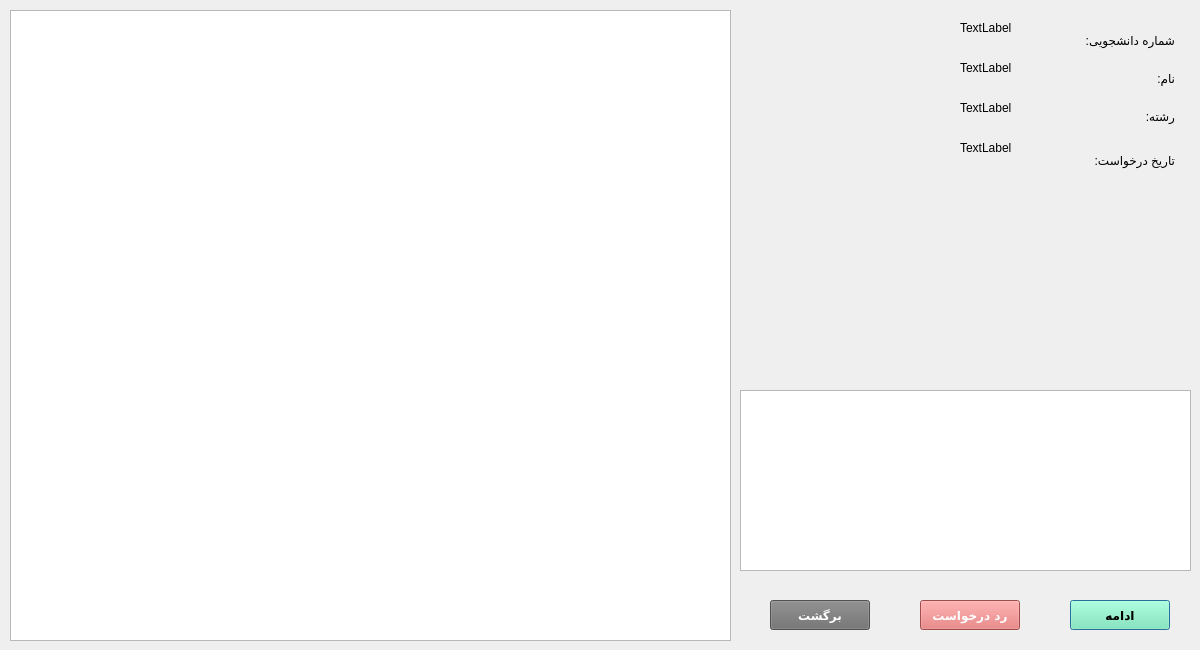
Qt form studentsrequestdialog.ui (AliRn76/Student-Portal) before a commit.
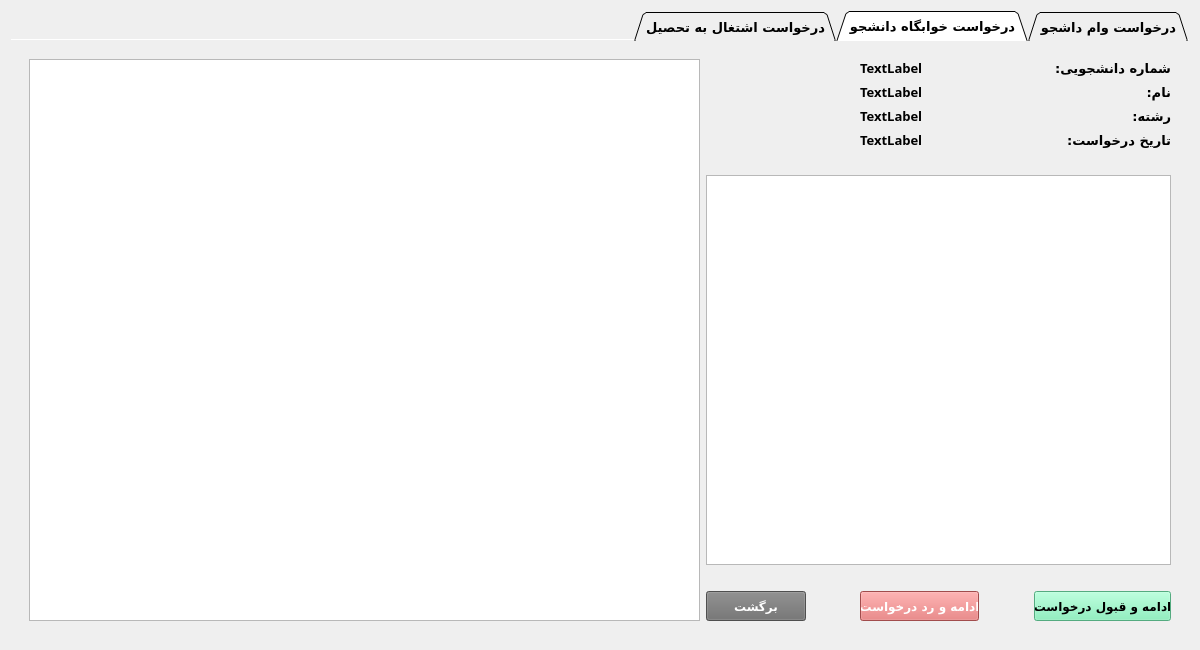
The same form after that commit.

The edit to the form file:
```diff
--- a/studentsrequestdialog.ui
+++ b/studentsrequestdialog.ui
@@ -13,169 +13,229 @@
   <property name="windowTitle">
    <string>Dialog</string>
   </property>
-  <widget class="QPushButton" name="pushButton">
-   <property name="geometry">
-    <rect>
-     <x>1070</x>
-     <y>600</y>
-     <width>100</width>
-     <height>30</height>
-    </rect>
-   </property>
-   <property name="minimumSize">
-    <size>
-     <width>100</width>
-     <height>30</height>
-    </size>
-   </property>
+  <layout class="QGridLayout" name="gridLayout">
+   <item row="0" column="0">
+    <widget class="QTabWidget" name="tabWidget">
    <property name="font">
     <font>
      <family>B Nazanin</family>
-     <pointsize>9</pointsize>
+       <pointsize>10</pointsize>
      <weight>75</weight>
      <bold>true</bold>
     </font>
    </property>
-   <property name="styleSheet">
-    <string notr="true">background-color:rgb(118, 240, 179)</string>
-   </property>
+     <property name="layoutDirection">
+      <enum>Qt::RightToLeft</enum>
+     </property>
+     <property name="tabShape">
+      <enum>QTabWidget::Triangular</enum>
+     </property>
+     <property name="currentIndex">
+      <number>1</number>
+     </property>
+     <property name="documentMode">
+      <bool>true</bool>
+     </property>
+     <widget class="QWidget" name="tab">
+      <attribute name="title">
+       <string>درخواست وام داشجو</string>
+      </attribute>
+      <layout class="QGridLayout" name="gridLayout_2">
+       <item row="0" column="0">
+        <widget class="QStackedWidget" name="stackedWidget_2">
+         <property name="layoutDirection">
+          <enum>Qt::LeftToRight</enum>
+         </property>
+         <widget class="QWidget" name="page_3">
+          <layout class="QGridLayout" name="gridLayout_5">
+           <item row="0" column="0" rowspan="5">
+            <widget class="QTableView" name="tableView_requests">
+             <property name="minimumSize">
+              <size>
+               <width>671</width>
+               <height>0</height>
+              </size>
+             </property>
+            </widget>
+           </item>
+           <item row="0" column="1" colspan="2">
+            <spacer name="horizontalSpacer">
+             <property name="orientation">
+              <enum>Qt::Horizontal</enum>
+             </property>
+             <property name="sizeHint" stdset="0">
+              <size>
+               <width>168</width>
+               <height>20</height>
+              </size>
+             </property>
+            </spacer>
+           </item>
+           <item row="0" column="3">
+            <layout class="QVBoxLayout" name="verticalLayout_2">
+             <item>
+              <widget class="QLabel" name="label_stuCode">
    <property name="text">
-    <string>ادامه</string>
-   </property>
-  </widget>
-  <widget class="QTableView" name="tableView">
-   <property name="geometry">
-    <rect>
-     <x>10</x>
-     <y>10</y>
-     <width>721</width>
-     <height>631</height>
-    </rect>
-   </property>
-  </widget>
-  <widget class="QTextEdit" name="textEdit">
-   <property name="geometry">
-    <rect>
-     <x>740</x>
-     <y>390</y>
-     <width>451</width>
-     <height>181</height>
-    </rect>
-   </property>
-  </widget>
+                <string>TextLabel</string>
+               </property>
+              </widget>
+             </item>
+             <item>
+              <widget class="QLabel" name="label_name">
+               <property name="text">
+                <string>TextLabel</string>
+               </property>
+              </widget>
+             </item>
+             <item>
+              <widget class="QLabel" name="label_field">
+               <property name="text">
+                <string>TextLabel</string>
+               </property>
+              </widget>
+             </item>
+             <item>
+              <widget class="QLabel" name="label_timeOfReq">
+               <property name="text">
+                <string>TextLabel</string>
+               </property>
+              </widget>
+             </item>
+            </layout>
+           </item>
+           <item row="0" column="4" colspan="2">
+            <layout class="QVBoxLayout" name="verticalLayout">
+             <item>
   <widget class="QLabel" name="label">
-   <property name="geometry">
-    <rect>
-     <x>1064</x>
-     <y>30</y>
-     <width>111</width>
-     <height>20</height>
-    </rect>
+               <property name="font">
+                <font>
+                 <family>B Koodak</family>
+                 <pointsize>10</pointsize>
+                 <weight>75</weight>
+                 <bold>true</bold>
+                </font>
    </property>
    <property name="text">
     <string>شماره دانشجویی: </string>
    </property>
   </widget>
-  <widget class="QLabel" name="label_2">
-   <property name="geometry">
-    <rect>
-     <x>960</x>
-     <y>20</y>
-     <width>55</width>
-     <height>16</height>
-    </rect>
-   </property>
-   <property name="text">
-    <string>TextLabel</string>
-   </property>
-  </widget>
+             </item>
+             <item>
   <widget class="QLabel" name="label_3">
-   <property name="geometry">
-    <rect>
-     <x>1120</x>
-     <y>70</y>
-     <width>55</width>
-     <height>16</height>
-    </rect>
+               <property name="font">
+                <font>
+                 <family>B Koodak</family>
+                 <pointsize>10</pointsize>
+                 <weight>75</weight>
+                 <bold>true</bold>
+                </font>
    </property>
    <property name="text">
     <string>نام: </string>
    </property>
   </widget>
-  <widget class="QLabel" name="label_4">
-   <property name="geometry">
-    <rect>
-     <x>960</x>
-     <y>60</y>
-     <width>55</width>
-     <height>16</height>
-    </rect>
-   </property>
-   <property name="text">
-    <string>TextLabel</string>
-   </property>
-  </widget>
+             </item>
+             <item>
   <widget class="QLabel" name="label_5">
-   <property name="geometry">
-    <rect>
-     <x>1120</x>
-     <y>106</y>
-     <width>55</width>
-     <height>20</height>
-    </rect>
+               <property name="font">
+                <font>
+                 <family>B Koodak</family>
+                 <pointsize>10</pointsize>
+                 <weight>75</weight>
+                 <bold>true</bold>
+                </font>
    </property>
    <property name="text">
     <string>رشته: </string>
    </property>
   </widget>
-  <widget class="QLabel" name="label_6">
-   <property name="geometry">
-    <rect>
-     <x>960</x>
-     <y>100</y>
-     <width>55</width>
-     <height>16</height>
-    </rect>
-   </property>
-   <property name="text">
-    <string>TextLabel</string>
-   </property>
-  </widget>
+             </item>
+             <item>
   <widget class="QLabel" name="label_7">
-   <property name="geometry">
-    <rect>
-     <x>1074</x>
-     <y>150</y>
-     <width>101</width>
-     <height>20</height>
-    </rect>
+               <property name="font">
+                <font>
+                 <family>B Koodak</family>
+                 <pointsize>10</pointsize>
+                 <weight>75</weight>
+                 <bold>true</bold>
+                </font>
    </property>
    <property name="text">
     <string>تاریخ درخواست: </string>
    </property>
   </widget>
-  <widget class="QLabel" name="label_8">
-   <property name="geometry">
-    <rect>
-     <x>960</x>
-     <y>140</y>
-     <width>55</width>
-     <height>16</height>
-    </rect>
-   </property>
-   <property name="text">
-    <string>TextLabel</string>
-   </property>
-  </widget>
-  <widget class="QPushButton" name="pushButton_2">
-   <property name="geometry">
-    <rect>
-     <x>920</x>
-     <y>600</y>
+             </item>
+            </layout>
+           </item>
+           <item row="1" column="1" colspan="5">
+            <spacer name="horizontalSpacer_2">
+             <property name="orientation">
+              <enum>Qt::Horizontal</enum>
+             </property>
+             <property name="sizeHint" stdset="0">
+              <size>
+               <width>453</width>
+               <height>20</height>
+              </size>
+             </property>
+            </spacer>
+           </item>
+           <item row="2" column="1" colspan="5">
+            <widget class="QTextBrowser" name="textBrowser_description"/>
+           </item>
+           <item row="3" column="1" colspan="5">
+            <spacer name="horizontalSpacer_3">
+             <property name="orientation">
+              <enum>Qt::Horizontal</enum>
+             </property>
+             <property name="sizeHint" stdset="0">
+              <size>
+               <width>453</width>
+               <height>20</height>
+              </size>
+             </property>
+            </spacer>
+           </item>
+           <item row="4" column="1">
+            <widget class="QPushButton" name="pushButton_back">
+             <property name="minimumSize">
+              <size>
      <width>100</width>
      <height>30</height>
-    </rect>
-   </property>
+              </size>
+             </property>
+             <property name="font">
+              <font>
+               <family>B Nazanin</family>
+               <pointsize>9</pointsize>
+               <weight>75</weight>
+               <bold>true</bold>
+              </font>
+             </property>
+             <property name="styleSheet">
+              <string notr="true">background-color:rgb(111, 111, 111);
+color: white</string>
+             </property>
+             <property name="text">
+              <string>برگشت</string>
+             </property>
+            </widget>
+           </item>
+           <item row="4" column="2">
+            <spacer name="horizontalSpacer_4">
+             <property name="orientation">
+              <enum>Qt::Horizontal</enum>
+             </property>
+             <property name="sizeHint" stdset="0">
+              <size>
+               <width>61</width>
+               <height>20</height>
+              </size>
+             </property>
+            </spacer>
+           </item>
+           <item row="4" column="3">
+            <widget class="QPushButton" name="pushButton_cancel">
    <property name="minimumSize">
     <size>
      <width>100</width>
@@ -198,15 +258,216 @@
     <string>رد درخواست</string>
    </property>
   </widget>
-  <widget class="QPushButton" name="pushButton_3">
-   <property name="geometry">
-    <rect>
-     <x>770</x>
-     <y>600</y>
+           </item>
+           <item row="4" column="4">
+            <spacer name="horizontalSpacer_5">
+             <property name="orientation">
+              <enum>Qt::Horizontal</enum>
+             </property>
+             <property name="sizeHint" stdset="0">
+              <size>
+               <width>61</width>
+               <height>20</height>
+              </size>
+             </property>
+            </spacer>
+           </item>
+           <item row="4" column="5">
+            <widget class="QPushButton" name="pushButton_continue">
+             <property name="minimumSize">
+              <size>
      <width>100</width>
      <height>30</height>
-    </rect>
-   </property>
+              </size>
+             </property>
+             <property name="font">
+              <font>
+               <family>B Nazanin</family>
+               <pointsize>9</pointsize>
+               <weight>75</weight>
+               <bold>true</bold>
+              </font>
+             </property>
+             <property name="styleSheet">
+              <string notr="true">background-color:rgb(118, 240, 179)</string>
+             </property>
+             <property name="text">
+              <string>ادامه</string>
+             </property>
+            </widget>
+           </item>
+          </layout>
+         </widget>
+         <widget class="QWidget" name="page_4"/>
+        </widget>
+       </item>
+      </layout>
+     </widget>
+     <widget class="QWidget" name="tab_2">
+      <attribute name="title">
+       <string>درخواست خوابگاه دانشجو</string>
+      </attribute>
+      <layout class="QGridLayout" name="gridLayout_3">
+       <item row="0" column="0">
+        <widget class="QStackedWidget" name="stackedWidget">
+         <property name="layoutDirection">
+          <enum>Qt::LeftToRight</enum>
+         </property>
+         <property name="currentIndex">
+          <number>0</number>
+         </property>
+         <widget class="QWidget" name="page">
+          <layout class="QGridLayout" name="gridLayout_6">
+           <item row="0" column="0" rowspan="5">
+            <widget class="QTableView" name="tableView_requestsTab2">
+             <property name="minimumSize">
+              <size>
+               <width>671</width>
+               <height>0</height>
+              </size>
+             </property>
+            </widget>
+           </item>
+           <item row="0" column="1" colspan="2">
+            <spacer name="horizontalSpacer_8">
+             <property name="orientation">
+              <enum>Qt::Horizontal</enum>
+             </property>
+             <property name="sizeHint" stdset="0">
+              <size>
+               <width>157</width>
+               <height>20</height>
+              </size>
+             </property>
+            </spacer>
+           </item>
+           <item row="0" column="3">
+            <layout class="QVBoxLayout" name="verticalLayout_3">
+             <item>
+              <widget class="QLabel" name="label_stuCodeTab2">
+               <property name="text">
+                <string>TextLabel</string>
+               </property>
+              </widget>
+             </item>
+             <item>
+              <widget class="QLabel" name="label_nameTab2">
+               <property name="text">
+                <string>TextLabel</string>
+               </property>
+              </widget>
+             </item>
+             <item>
+              <widget class="QLabel" name="label_fieldTab2">
+               <property name="text">
+                <string>TextLabel</string>
+               </property>
+              </widget>
+             </item>
+             <item>
+              <widget class="QLabel" name="label_timeOfReqTab2">
+               <property name="text">
+                <string>TextLabel</string>
+               </property>
+              </widget>
+             </item>
+            </layout>
+           </item>
+           <item row="0" column="4" colspan="2">
+            <layout class="QVBoxLayout" name="verticalLayout_4">
+             <item>
+              <widget class="QLabel" name="label_2">
+               <property name="font">
+                <font>
+                 <family>B Koodak</family>
+                 <pointsize>10</pointsize>
+                 <weight>75</weight>
+                 <bold>true</bold>
+                </font>
+               </property>
+               <property name="text">
+                <string>شماره دانشجویی: </string>
+               </property>
+              </widget>
+             </item>
+             <item>
+              <widget class="QLabel" name="label_4">
+               <property name="font">
+                <font>
+                 <family>B Koodak</family>
+                 <pointsize>10</pointsize>
+                 <weight>75</weight>
+                 <bold>true</bold>
+                </font>
+               </property>
+               <property name="text">
+                <string>نام: </string>
+               </property>
+              </widget>
+             </item>
+             <item>
+              <widget class="QLabel" name="label_6">
+               <property name="font">
+                <font>
+                 <family>B Koodak</family>
+                 <pointsize>10</pointsize>
+                 <weight>75</weight>
+                 <bold>true</bold>
+                </font>
+               </property>
+               <property name="text">
+                <string>رشته: </string>
+               </property>
+              </widget>
+             </item>
+             <item>
+              <widget class="QLabel" name="label_8">
+               <property name="font">
+                <font>
+                 <family>B Koodak</family>
+                 <pointsize>10</pointsize>
+                 <weight>75</weight>
+                 <bold>true</bold>
+                </font>
+               </property>
+               <property name="text">
+                <string>تاریخ درخواست: </string>
+               </property>
+              </widget>
+             </item>
+            </layout>
+           </item>
+           <item row="1" column="1" colspan="5">
+            <spacer name="horizontalSpacer_9">
+             <property name="orientation">
+              <enum>Qt::Horizontal</enum>
+             </property>
+             <property name="sizeHint" stdset="0">
+              <size>
+               <width>453</width>
+               <height>20</height>
+              </size>
+             </property>
+            </spacer>
+           </item>
+           <item row="2" column="1" colspan="5">
+            <widget class="QTextBrowser" name="textBrowser_descriptionTab2"/>
+           </item>
+           <item row="3" column="1" colspan="5">
+            <spacer name="horizontalSpacer_7">
+             <property name="orientation">
+              <enum>Qt::Horizontal</enum>
+             </property>
+             <property name="sizeHint" stdset="0">
+              <size>
+               <width>453</width>
+               <height>20</height>
+              </size>
+             </property>
+            </spacer>
+           </item>
+           <item row="4" column="1">
+            <widget class="QPushButton" name="pushButton_backTab2">
    <property name="minimumSize">
     <size>
      <width>100</width>
@@ -229,6 +490,109 @@
     <string>برگشت</string>
    </property>
   </widget>
+           </item>
+           <item row="4" column="2">
+            <spacer name="horizontalSpacer_6">
+             <property name="orientation">
+              <enum>Qt::Horizontal</enum>
+             </property>
+             <property name="sizeHint" stdset="0">
+              <size>
+               <width>50</width>
+               <height>20</height>
+              </size>
+             </property>
+            </spacer>
+           </item>
+           <item row="4" column="3">
+            <widget class="QPushButton" name="pushButton_cancelTab2">
+             <property name="minimumSize">
+              <size>
+               <width>100</width>
+               <height>30</height>
+              </size>
+             </property>
+             <property name="font">
+              <font>
+               <family>B Nazanin</family>
+               <pointsize>9</pointsize>
+               <weight>75</weight>
+               <bold>true</bold>
+              </font>
+             </property>
+             <property name="styleSheet">
+              <string notr="true">background-color:rgb(226, 106, 106);
+color: white</string>
+             </property>
+             <property name="text">
+              <string>ادامه و رد درخواست</string>
+             </property>
+            </widget>
+           </item>
+           <item row="4" column="4">
+            <spacer name="horizontalSpacer_10">
+             <property name="orientation">
+              <enum>Qt::Horizontal</enum>
+             </property>
+             <property name="sizeHint" stdset="0">
+              <size>
+               <width>51</width>
+               <height>20</height>
+              </size>
+             </property>
+            </spacer>
+           </item>
+           <item row="4" column="5">
+            <widget class="QPushButton" name="pushButton_continueTab2">
+             <property name="minimumSize">
+              <size>
+               <width>100</width>
+               <height>30</height>
+              </size>
+             </property>
+             <property name="font">
+              <font>
+               <family>B Nazanin</family>
+               <pointsize>9</pointsize>
+               <weight>75</weight>
+               <bold>true</bold>
+              </font>
+             </property>
+             <property name="styleSheet">
+              <string notr="true">background-color:rgb(118, 240, 179)</string>
+             </property>
+             <property name="text">
+              <string>ادامه و قبول درخواست</string>
+             </property>
+            </widget>
+           </item>
+          </layout>
+         </widget>
+         <widget class="QWidget" name="page_2"/>
+        </widget>
+       </item>
+      </layout>
+     </widget>
+     <widget class="QWidget" name="tab_3">
+      <attribute name="title">
+       <string>درخواست اشتغال به تحصیل</string>
+      </attribute>
+      <layout class="QGridLayout" name="gridLayout_4">
+       <item row="0" column="0">
+        <widget class="QFrame" name="frame_3">
+         <property name="frameShape">
+          <enum>QFrame::StyledPanel</enum>
+         </property>
+         <property name="frameShadow">
+          <enum>QFrame::Raised</enum>
+         </property>
+        </widget>
+       </item>
+      </layout>
+     </widget>
+    </widget>
+   </item>
+  </layout>
  </widget>
  <resources/>
  <connections/>
```
Left out of the diff: 2 changed lines with no effect on the pictures. Lines whose indentation alone changed are shown as unchanged.
